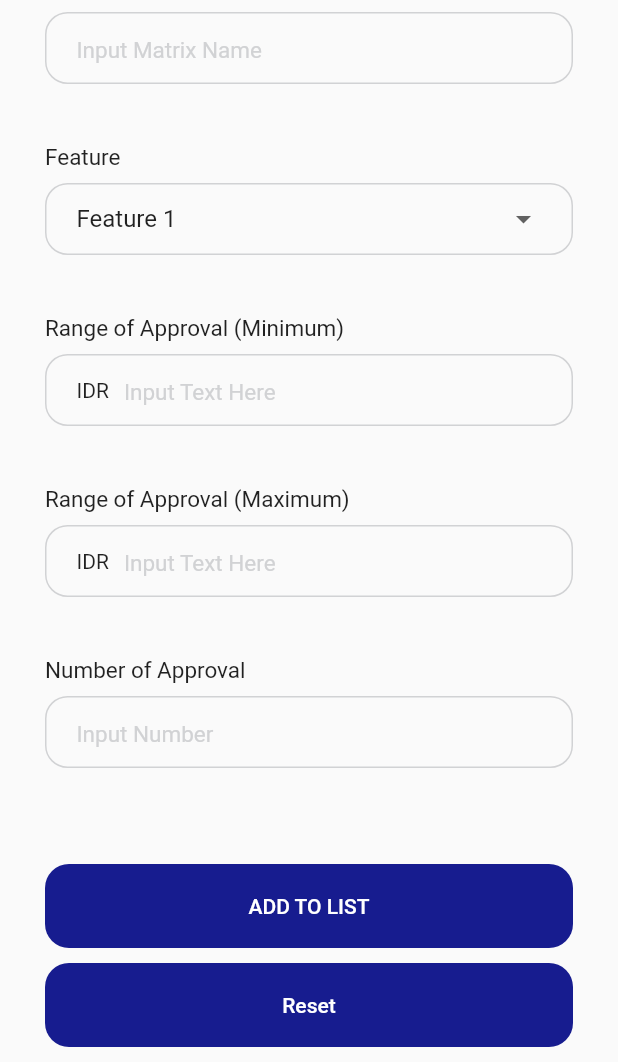
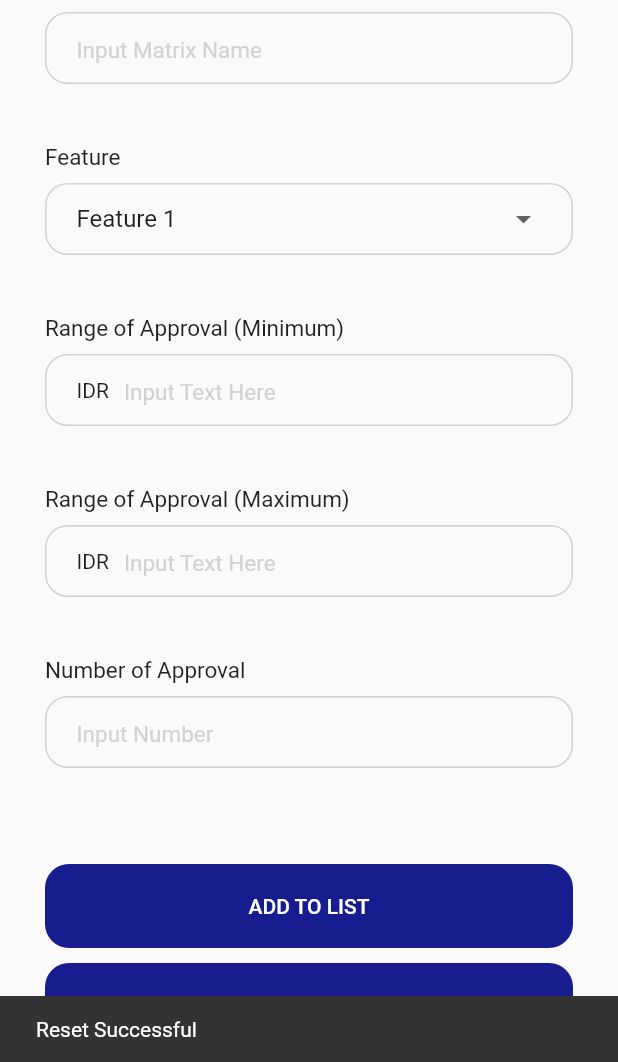
Before and after one commit to dominhthanh0206/approval_matrix, a Flutter app: the CreateNewApprovalMatrix screen opened directly, scrolled down 80 dp, after a tap on "Reset", on a phone screen of 412 x 824 dp, the part 174-1236 px from its top. Run offline on Flutter 3.47's test engine with Material 2 defaults, Android fonts, the phone set to English and light mode, and no system bars; Roboto replaces fonts that are missing (Arial).

Commit message:
Show Toast When Add And Reset

```diff
--- a/lib/home_page.dart
+++ b/lib/home_page.dart
@@ -37,6 +37,7 @@ class HomePage extends StatelessWidget {
               color: Colors.white, borderRadius: BorderRadius.circular(20)),
           child: Padding(
             padding: const EdgeInsets.only(top: 24, right: 30, left: 30),
+            child: SingleChildScrollView(
               child: Column(
                 children: [
                   GestureDetector(
@@ -146,6 +147,7 @@ class HomePage extends StatelessWidget {
             ),
           ),
         ),
+      ),
     ]));
   }
 }
--- a/lib/widgets/feature_of_application.dart/add_approval_matrix.dart
+++ b/lib/widgets/feature_of_application.dart/add_approval_matrix.dart
@@ -32,6 +32,9 @@ class AddMatrixApprovalToList extends StatelessWidget {
             model.maxRange = int.parse(maximumNumber.text);
             model.numberApproval = int.parse(numberApproval.text);
             listMatrix.add(model);
+            ScaffoldMessenger.of(context).showSnackBar(const SnackBar(
+              content: Text("Added To The List"),
+            ));
           },
           style: ElevatedButton.styleFrom(
               elevation: 0.0,
--- a/lib/widgets/feature_of_application.dart/remove_input_text.dart
+++ b/lib/widgets/feature_of_application.dart/remove_input_text.dart
@@ -27,6 +27,9 @@ class ClearTextInTextField extends StatelessWidget {
             minimumNumber.clear();
             maximumNumber.clear();
             numberApproval.clear();
+             ScaffoldMessenger.of(context).showSnackBar(const SnackBar(
+              content: Text("Reset Successful"),
+            ));
           },
           style: ElevatedButton.styleFrom(
               elevation: 0.0,
--- a/lib/widgets/hompage_widgets/list_approval.dart
+++ b/lib/widgets/hompage_widgets/list_approval.dart
@@ -11,6 +11,7 @@ class ListApprovalAdded extends StatelessWidget {
     return SizedBox(
       height: 600,
       child: ListView.separated(
+        shrinkWrap: true,
         itemCount: listMatrix.length,
         itemBuilder: (context, index) {
           return Container(
```
Lines whose indentation alone changed are shown as unchanged.
